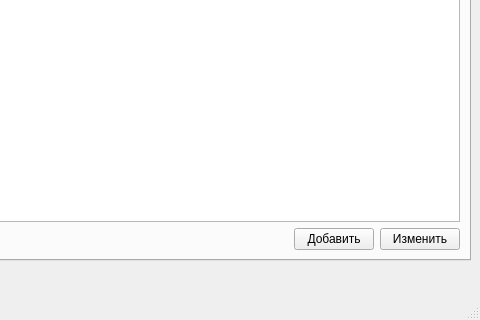
The window that mainwindow.ui (igrekus/billplan) describes before a commit, drawn with Qt 5; both pictures show x 596 to 1076 and y 260 to 580 of the 1076 by 580 pixel window.
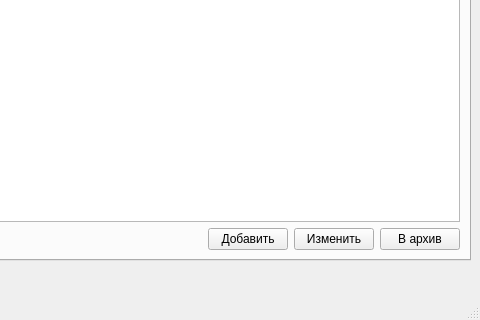
The same window after the commit. The open tabs and pages were chosen to show the change.

Patch:
```diff
--- a/mainwindow.ui
+++ b/mainwindow.ui
@@ -312,6 +312,13 @@
             </property>
            </widget>
           </item>
+          <item>
+           <widget class="QPushButton" name="btnDelOrder">
+            <property name="text">
+             <string>В архив</string>
+            </property>
+           </widget>
+          </item>
          </layout>
         </item>
        </layout>
```
Left out of the diff: 2 changed lines with no effect on the pictures.
